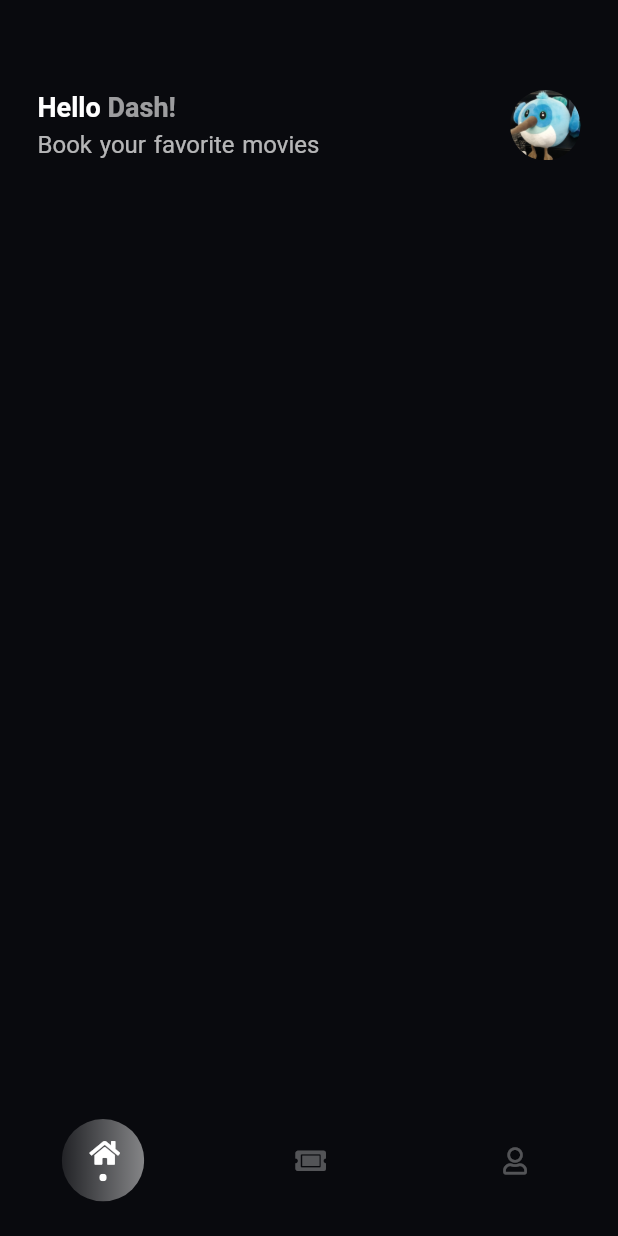
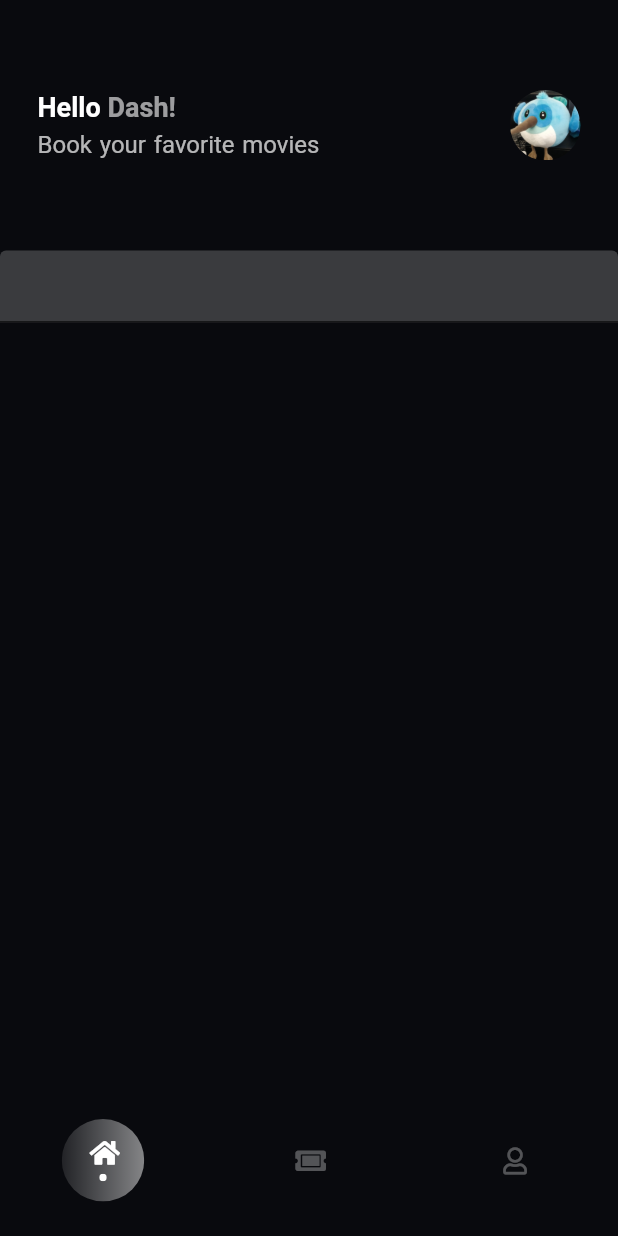
Before and after one commit to DevAdedoyin/Cinema-Ticket-App, a Flutter app: the screen it shows after launch, on a phone screen of 412 x 824 dp. Run offline on Flutter 3.47's test engine with Material 2 defaults, Android fonts, the phone set to English and light mode, and no system bars; our stand-ins replace font_awesome_flutter, get.

Commit message:
Home search started

```diff
--- /dev/null
+++ b/lib/screens/home_screen/tabs/home_tab/home_search.dart
@@ -0,0 +1,18 @@
+import 'package:flutter/material.dart';
+import 'package:movie_ticket_app/themes.dart/colors.dart';
+
+class HomeSearch extends StatelessWidget {
+  const HomeSearch({Key? key}) : super(key: key);
+
+  @override
+  Widget build(BuildContext context) {
+    return SizedBox(
+      child: TextField(
+        decoration: InputDecoration(
+          filled: true,
+          fillColor: white.withOpacity(0.2),
+        ),
+      ),
+    );
+  }
+}
--- a/lib/screens/home_screen/tabs/home_tab/home_tab.dart
+++ b/lib/screens/home_screen/tabs/home_tab/home_tab.dart
@@ -1,5 +1,6 @@
 import 'package:flutter/material.dart';
 import 'package:movie_ticket_app/screens/home_screen/tabs/home_tab/home_header.dart';
+import 'package:movie_ticket_app/screens/home_screen/tabs/home_tab/home_search.dart';
 
 class HomeTab extends StatefulWidget {
   const HomeTab({Key? key}) : super(key: key);
@@ -12,9 +13,7 @@ class _HomeTabState extends State<HomeTab> {
   @override
   Widget build(BuildContext context) {
     return Column(
-      children: const [
-        Header(),
-      ],
+      children: const [Header(), HomeSearch()],
     );
   }
 }
```
